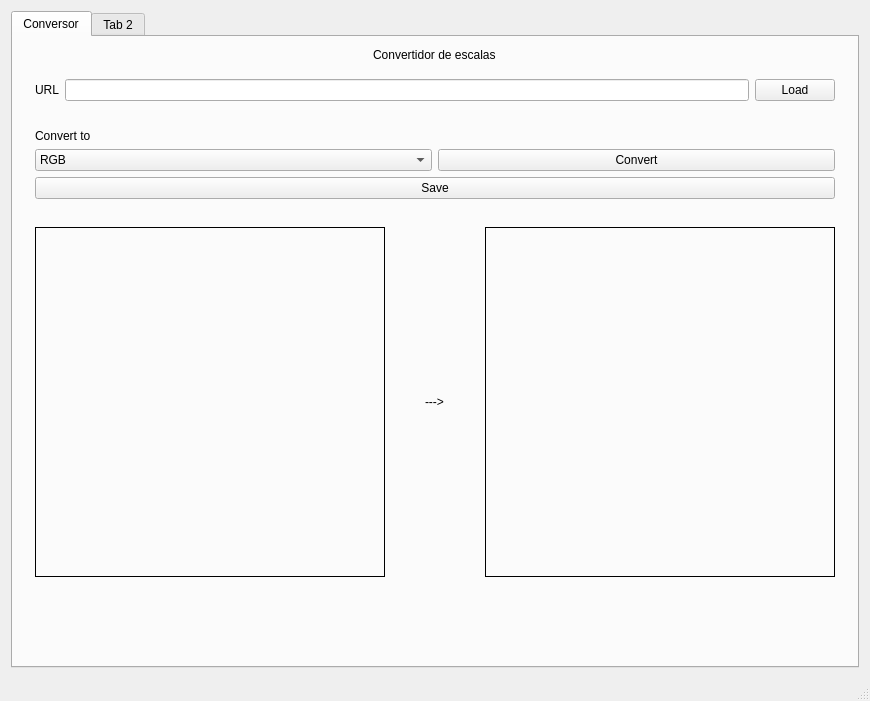
Above: conversor.ui from MiguelALopez/Imagenes before the change. Below: the same form after it.
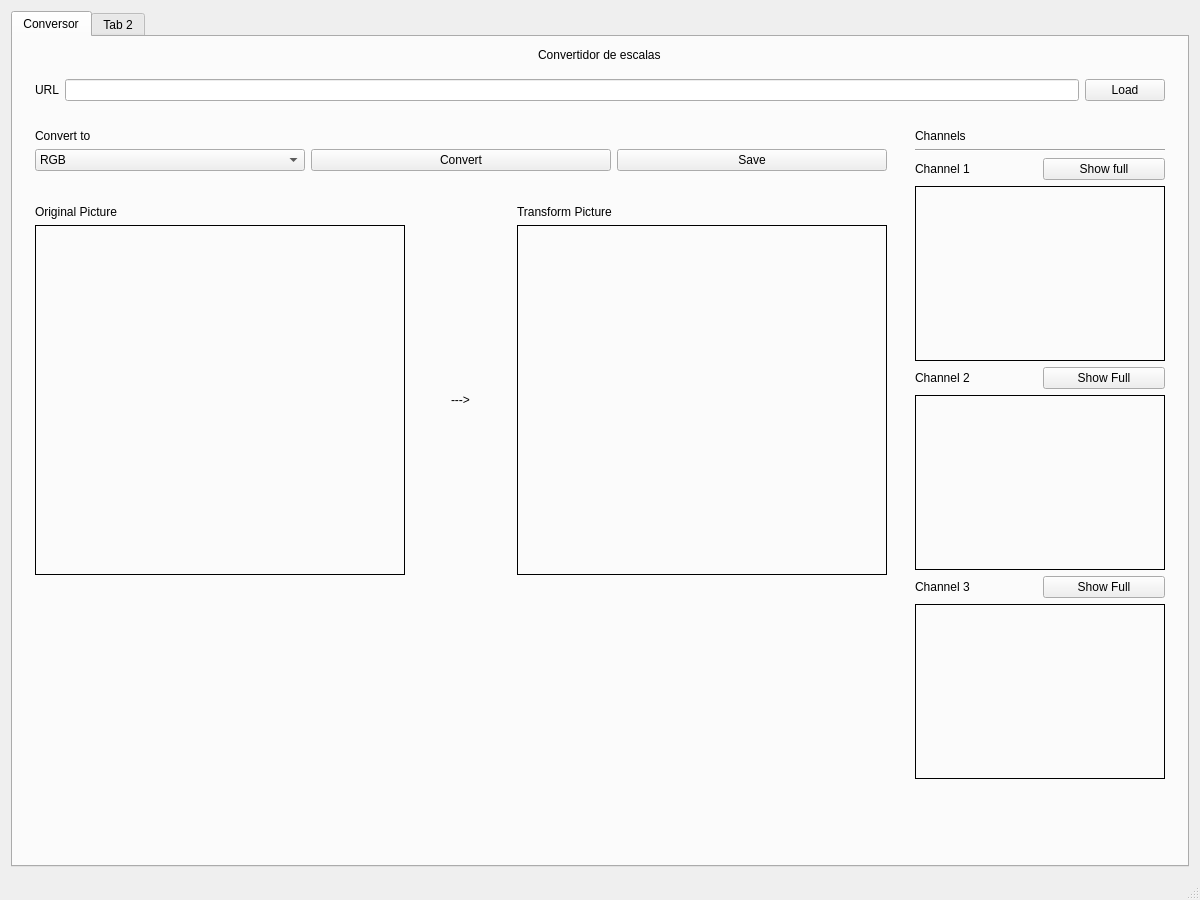
That is the form after the change.

Commit message: cambio interfaz

The edit to the form file:
```diff
--- a/conversor.ui
+++ b/conversor.ui
@@ -6,8 +6,8 @@
    <rect>
     <x>0</x>
     <y>0</y>
-    <width>870</width>
-    <height>701</height>
+    <width>1200</width>
+    <height>900</height>
    </rect>
   </property>
   <property name="windowTitle">
@@ -25,40 +25,10 @@
         <string>Conversor</string>
        </attribute>
        <layout class="QGridLayout" name="gridLayout_2">
-        <item row="0" column="1" alignment="Qt::AlignHCenter">
-         <widget class="QLabel" name="labelTitulo">
-          <property name="text">
-           <string>Convertidor de escalas</string>
-          </property>
-         </widget>
-        </item>
-        <item row="6" column="1">
-         <widget class="QWidget" name="widget" native="true">
-          <layout class="QGridLayout" name="gridLayout_3">
-           <item row="0" column="2">
-            <widget class="QPushButton" name="buttomLoad">
-             <property name="text">
-              <string>Load</string>
-             </property>
-            </widget>
-           </item>
-           <item row="0" column="0">
-            <widget class="QLabel" name="labelUrl">
-             <property name="text">
-              <string>URL</string>
-             </property>
-            </widget>
-           </item>
-           <item row="0" column="1">
-            <widget class="QLineEdit" name="lineURL"/>
-           </item>
-          </layout>
-         </widget>
-        </item>
         <item row="10" column="1">
          <widget class="QWidget" name="widget_2" native="true">
           <layout class="QGridLayout" name="gridLayout_4">
-           <item row="0" column="0">
+           <item row="1" column="0">
             <widget class="QLabel" name="labelImage1">
              <property name="minimumSize">
               <size>
@@ -77,7 +47,7 @@
              </property>
             </widget>
            </item>
-           <item row="0" column="3">
+           <item row="1" column="3">
             <widget class="QLabel" name="labelImage2">
              <property name="minimumSize">
               <size>
@@ -93,7 +63,7 @@
              </property>
             </widget>
            </item>
-           <item row="0" column="1">
+           <item row="1" column="1">
             <widget class="QWidget" name="widget_3" native="true">
              <property name="maximumSize">
               <size>
@@ -138,10 +108,24 @@
              </layout>
             </widget>
            </item>
+           <item row="0" column="0">
+            <widget class="QLabel" name="label_11">
+             <property name="text">
+              <string>Original Picture</string>
+             </property>
+            </widget>
+           </item>
+           <item row="0" column="3">
+            <widget class="QLabel" name="label_12">
+             <property name="text">
+              <string>Transform Picture</string>
+             </property>
+            </widget>
+           </item>
           </layout>
          </widget>
         </item>
-        <item row="11" column="1">
+        <item row="12" column="1">
          <spacer name="verticalSpacer">
           <property name="orientation">
            <enum>Qt::Vertical</enum>
@@ -157,13 +141,6 @@
         <item row="8" column="1">
          <widget class="QWidget" name="widget_4" native="true">
           <layout class="QGridLayout" name="gridLayout_6">
-           <item row="2" column="0" colspan="2">
-            <widget class="QPushButton" name="buttomSave">
-             <property name="text">
-              <string>Save</string>
-             </property>
-            </widget>
-           </item>
            <item row="1" column="1">
             <widget class="QPushButton" name="buttomConvert">
              <property name="minimumSize">
@@ -240,6 +217,172 @@
               <string>Convert to</string>
              </property>
             </widget>
+           </item>
+           <item row="1" column="2">
+            <widget class="QPushButton" name="buttonSave">
+             <property name="text">
+              <string>Save</string>
+             </property>
+            </widget>
+           </item>
+          </layout>
+         </widget>
+        </item>
+        <item row="0" column="1" colspan="2" alignment="Qt::AlignHCenter">
+         <widget class="QLabel" name="labelTitulo">
+          <property name="text">
+           <string>Convertidor de escalas</string>
+          </property>
+         </widget>
+        </item>
+        <item row="8" column="2" rowspan="5">
+         <widget class="QWidget" name="widget_5" native="true">
+          <property name="minimumSize">
+           <size>
+            <width>10</width>
+            <height>10</height>
+           </size>
+          </property>
+          <layout class="QGridLayout" name="gridLayout_7">
+           <item row="9" column="0">
+            <spacer name="verticalSpacer_2">
+             <property name="orientation">
+              <enum>Qt::Vertical</enum>
+             </property>
+             <property name="sizeHint" stdset="0">
+              <size>
+               <width>20</width>
+               <height>40</height>
+              </size>
+             </property>
+            </spacer>
+           </item>
+           <item row="4" column="0" colspan="2" alignment="Qt::AlignHCenter">
+            <widget class="QLabel" name="labelChannelR">
+             <property name="minimumSize">
+              <size>
+               <width>250</width>
+               <height>175</height>
+              </size>
+             </property>
+             <property name="frameShape">
+              <enum>QFrame::Box</enum>
+             </property>
+             <property name="text">
+              <string/>
+             </property>
+            </widget>
+           </item>
+           <item row="8" column="0" colspan="2" alignment="Qt::AlignHCenter">
+            <widget class="QLabel" name="labelChannelB">
+             <property name="minimumSize">
+              <size>
+               <width>250</width>
+               <height>175</height>
+              </size>
+             </property>
+             <property name="frameShape">
+              <enum>QFrame::Box</enum>
+             </property>
+             <property name="text">
+              <string/>
+             </property>
+            </widget>
+           </item>
+           <item row="6" column="0" colspan="2" alignment="Qt::AlignHCenter">
+            <widget class="QLabel" name="labelChannelG">
+             <property name="minimumSize">
+              <size>
+               <width>250</width>
+               <height>175</height>
+              </size>
+             </property>
+             <property name="frameShape">
+              <enum>QFrame::Box</enum>
+             </property>
+             <property name="text">
+              <string/>
+             </property>
+            </widget>
+           </item>
+           <item row="7" column="1">
+            <widget class="QPushButton" name="buttomVerBlue">
+             <property name="text">
+              <string>Show Full</string>
+             </property>
+            </widget>
+           </item>
+           <item row="0" column="0" colspan="2">
+            <widget class="QLabel" name="label_4">
+             <property name="text">
+              <string>Channels</string>
+             </property>
+            </widget>
+           </item>
+           <item row="3" column="1">
+            <widget class="QPushButton" name="buttomShowRed">
+             <property name="text">
+              <string>Show full</string>
+             </property>
+            </widget>
+           </item>
+           <item row="3" column="0">
+            <widget class="QLabel" name="label_7">
+             <property name="text">
+              <string>Channel 1</string>
+             </property>
+            </widget>
+           </item>
+           <item row="2" column="0" colspan="2">
+            <widget class="Line" name="line">
+             <property name="orientation">
+              <enum>Qt::Horizontal</enum>
+             </property>
+            </widget>
+           </item>
+           <item row="7" column="0">
+            <widget class="QLabel" name="label_9">
+             <property name="text">
+              <string>Channel 3</string>
+             </property>
+            </widget>
+           </item>
+           <item row="5" column="1">
+            <widget class="QPushButton" name="buttomVerGreen">
+             <property name="text">
+              <string>Show Full</string>
+             </property>
+            </widget>
+           </item>
+           <item row="5" column="0">
+            <widget class="QLabel" name="label_6">
+             <property name="text">
+              <string>Channel 2</string>
+             </property>
+            </widget>
+           </item>
+          </layout>
+         </widget>
+        </item>
+        <item row="6" column="1" colspan="2">
+         <widget class="QWidget" name="widget" native="true">
+          <layout class="QGridLayout" name="gridLayout_3">
+           <item row="0" column="2">
+            <widget class="QPushButton" name="buttomLoad">
+             <property name="text">
+              <string>Load</string>
+             </property>
+            </widget>
+           </item>
+           <item row="0" column="0">
+            <widget class="QLabel" name="labelUrl">
+             <property name="text">
+              <string>URL</string>
+             </property>
+            </widget>
+           </item>
+           <item row="0" column="1">
+            <widget class="QLineEdit" name="lineURL"/>
            </item>
           </layout>
          </widget>
```
Left out of the diff: 2 changed lines with no effect on the pictures. The commit also changes 2 other files.
